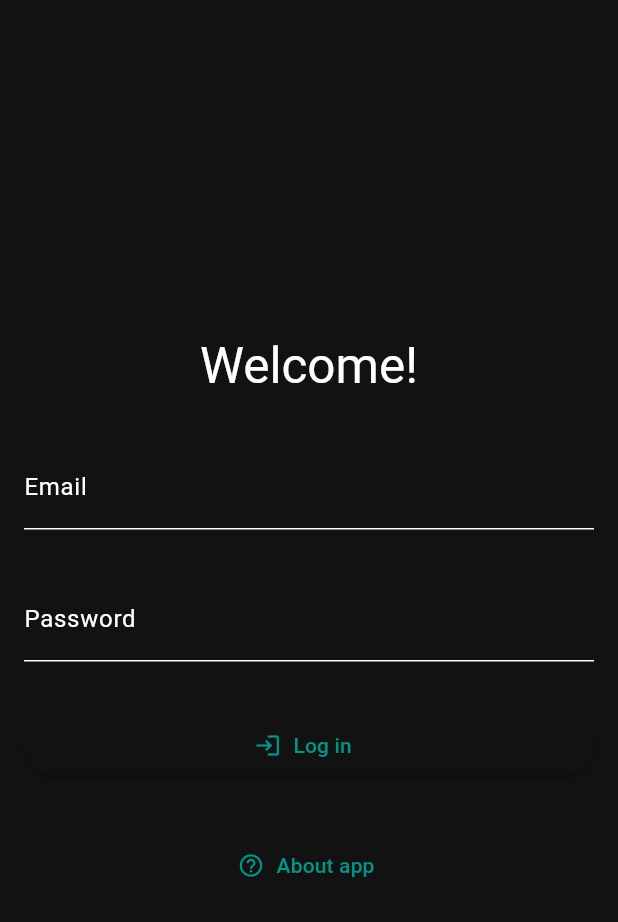
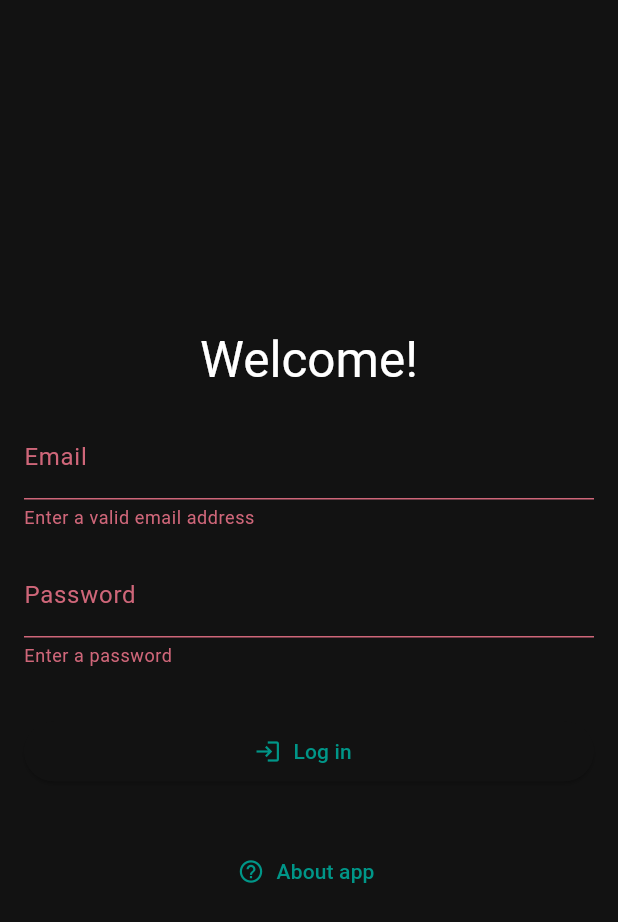
Before and after one commit to GabPSS/workday, a Flutter app: the screen it shows after launch, after a tap on "Log in", on a phone screen of 412 x 824 dp. Shown: the top 922 px of the screen. Run offline on Flutter 3.47's test engine with Material 3 defaults, Android fonts, the phone set to English and light mode, and no system bars; our stand-ins replace date_field, share_plus, supabase_flutter; accounts and stored records are empty; generated files the repository leaves out were written again.

Commit message:
Added validation

```diff
--- a/lib/l10n/app_en.arb
+++ b/lib/l10n/app_en.arb
@@ -31,6 +31,14 @@
     "loginFailedMessage": "Failed to log in, check internet and credentials",
     "@loginFailedMessage": {
         "description": "Message for when the login attempt fails"
+    },
+    "invalidEmailMessage": "Enter a valid email address",
+    "@invalidEmailMessage": {
+        "description": "Message shown when a user enters an invalid email address"
+    },
+    "invalidPasswordMessage": "Enter a password",
+    "@invalidPasswordMessage": {
+        "description": "Message shown when a user enters an invalid password"
     },
     "email": "Email",
     "@email": {
--- a/lib/l10n/app_pt.arb
+++ b/lib/l10n/app_pt.arb
@@ -5,6 +5,8 @@
     "viewSourceButtonLabel": "Confira nosso projeto!",
     "welcomeGreeting": "Bem-vindo(a)!",
     "loginFailedMessage": "Erro ao fazer login, verifique sua conexão com a internet e credenciais",
+    "invalidEmailMessage": "Digite um email válido",
+    "invalidPasswordMessage": "Digite sua senha",
     "email": "Email",
     "password": "Senha",
     "allTasksNavMenuLabel": "Tarefas",
--- a/lib/ui/login_page.dart
+++ b/lib/ui/login_page.dart
@@ -1,5 +1,7 @@
 import 'package:flutter/material.dart';
+import 'package:flutter/services.dart';
 import 'package:provider/provider.dart';
+import 'package:workday/data/app_data.dart';
 import 'package:workday/data/login.dart';
 import 'package:workday/ui/about_dialog.dart';
 import 'package:workday/ui/workday_app.dart';
@@ -16,6 +18,14 @@ class _LoginPageState extends State<LoginPage> {
   String email = "";
   String password = "";
   bool attemptingLogin = false;
+
+  late GlobalKey<FormState> globalKey;
+
+  @override
+  void initState() {
+    super.initState();
+    globalKey = GlobalKey<FormState>();
+  }
 
   @override
   Widget build(BuildContext context) {
@@ -58,8 +68,10 @@ class _LoginPageState extends State<LoginPage> {
               ));
   }
 
-  Column buildLoginContent(BuildContext context) {
-    return Column(
+  Widget buildLoginContent(BuildContext context) {
+    return Form(
+      key: globalKey,
+      child: Column(
         crossAxisAlignment: CrossAxisAlignment.center,
         mainAxisAlignment: MainAxisAlignment.center,
         children: [
@@ -72,16 +84,30 @@ class _LoginPageState extends State<LoginPage> {
             ),
           ),
           Padding(
-          padding: const EdgeInsets.all(16.0),
-          child: TextField(
+            padding: const EdgeInsets.fromLTRB(16, 0, 16, 0),
+            child: TextFormField(
+              validator: (value) {
+                if (value == null ||
+                    RegExp(r"\w*@\w*\.\w*").allMatches(value).singleOrNull ==
+                        null) {
+                  return AppLocalizations.of(context)!.invalidEmailMessage;
+                }
+                return null;
+              },
               onChanged: (value) => email = value,
-            decoration:
-                InputDecoration(labelText: AppLocalizations.of(context)!.email),
+              decoration: InputDecoration(
+                  labelText: AppLocalizations.of(context)!.email),
             ),
           ),
           Padding(
             padding: const EdgeInsets.all(16.0),
-          child: TextField(
+            child: TextFormField(
+              validator: (value) {
+                if (value?.isEmpty ?? false) {
+                  return AppLocalizations.of(context)!.invalidPasswordMessage;
+                }
+                return null;
+              },
               obscureText: true,
               onChanged: (value) => password = value,
               decoration: InputDecoration(
@@ -103,11 +129,12 @@ class _LoginPageState extends State<LoginPage> {
                         ),
                         icon: const Icon(Icons.login),
                         onPressed: () async {
-                        if (email.trim() != "" && password.trim() != "") {
-                          attemptLogin(email, password);
+                          if (globalKey.currentState?.validate() ?? false) {
+                            attemptLogin(email, password, context);
                           }
                         },
-                      label: Text(AppLocalizations.of(context)!.loginFunction)),
+                        label:
+                            Text(AppLocalizations.of(context)!.loginFunction)),
                   ),
               ],
             ),
@@ -128,10 +155,12 @@ class _LoginPageState extends State<LoginPage> {
               ),
             )
         ],
+      ),
     );
   }
 
-  Future<void> attemptLogin(String email, String password) async {
+  Future<void> attemptLogin(
+      String email, String password, BuildContext context) async {
     setState(() {
       attemptingLogin = true;
     });
@@ -148,6 +177,10 @@ class _LoginPageState extends State<LoginPage> {
 
     if (!mounted) return;
 
+    await Provider.of<AppData>(context, listen: false).fetchData(false);
+
+    if (!mounted) return;
+
     Navigator.pushReplacement(
         context, MaterialPageRoute(builder: (context) => const WorkdayApp()));
   }
```
Lines whose indentation alone changed are shown as unchanged.
